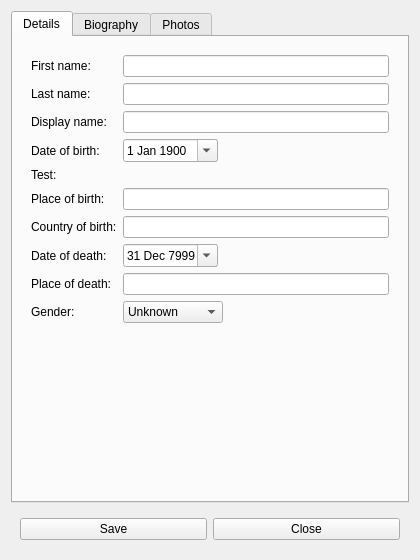
This is gui/dialogpersondetails.ui in martinvanzijl/genealogy-maker as Qt 5 draws it before an edit. The edited form follows.
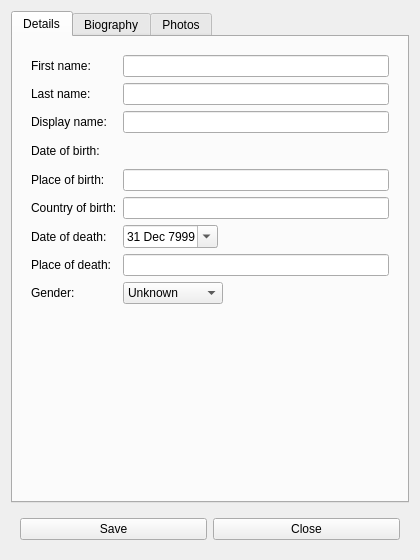
This is the edited form. Custom widgets are drawn as their Qt base class.

Commit message: Use new date widget.

What changed in the file:
```diff
--- a/gui/dialogpersondetails.ui
+++ b/gui/dialogpersondetails.ui
@@ -39,6 +39,26 @@
           <property name="fieldGrowthPolicy">
            <enum>QFormLayout::ExpandingFieldsGrow</enum>
           </property>
+          <item row="0" column="0">
+           <widget class="QLabel" name="labelFirstName">
+            <property name="text">
+             <string>First name:</string>
+            </property>
+           </widget>
+          </item>
+          <item row="0" column="1">
+           <widget class="QLineEdit" name="lineEditFirstName"/>
+          </item>
+          <item row="1" column="0">
+           <widget class="QLabel" name="labelLastName">
+            <property name="text">
+             <string>Last name:</string>
+            </property>
+           </widget>
+          </item>
+          <item row="1" column="1">
+           <widget class="QLineEdit" name="lineEditLastName"/>
+          </item>
           <item row="2" column="0">
            <widget class="QLabel" name="labelName">
             <property name="text">
@@ -57,29 +77,25 @@
             <property name="text">
              <string>Date of birth:</string>
             </property>
-            <property name="buddy">
-             <cstring>dateEditBirth</cstring>
-            </property>
            </widget>
           </item>
           <item row="3" column="1">
-           <widget class="QDateEdit" name="dateEditBirth">
-            <property name="autoFillBackground">
-             <bool>false</bool>
+           <widget class="FormDatePicker" name="datePickerDateOfBirth" native="true">
+            <property name="sizePolicy">
+             <sizepolicy hsizetype="Expanding" vsizetype="Preferred">
+              <horstretch>0</horstretch>
+              <verstretch>0</verstretch>
+             </sizepolicy>
             </property>
-            <property name="calendarPopup">
-             <bool>true</bool>
-            </property>
-            <property name="date">
-             <date>
-              <year>1900</year>
-              <month>1</month>
-              <day>1</day>
-             </date>
+            <property name="minimumSize">
+             <size>
+              <width>0</width>
+              <height>24</height>
+             </size>
             </property>
            </widget>
           </item>
-          <item row="5" column="0">
+          <item row="4" column="0">
            <widget class="QLabel" name="labelPlaceOfBirth">
             <property name="text">
              <string>Place of birth:</string>
@@ -89,10 +105,10 @@
             </property>
            </widget>
           </item>
-          <item row="5" column="1">
+          <item row="4" column="1">
            <widget class="QLineEdit" name="lineEditPlaceOfBirth"/>
           </item>
-          <item row="6" column="0">
+          <item row="5" column="0">
            <widget class="QLabel" name="labelCountryOfBirth">
             <property name="text">
              <string>Country of birth:</string>
@@ -102,7 +118,10 @@
             </property>
            </widget>
           </item>
-          <item row="7" column="0">
+          <item row="5" column="1">
+           <widget class="QLineEdit" name="lineEditCountryOfBirth"/>
+          </item>
+          <item row="6" column="0">
            <widget class="QLabel" name="labelDateOfDeath">
             <property name="text">
              <string>Date of death:</string>
@@ -112,7 +131,7 @@
             </property>
            </widget>
           </item>
-          <item row="7" column="1">
+          <item row="6" column="1">
            <widget class="QDateEdit" name="dateEditDeath">
             <property name="calendarPopup">
              <bool>true</bool>
@@ -126,7 +145,7 @@
             </property>
            </widget>
           </item>
-          <item row="8" column="0">
+          <item row="7" column="0">
            <widget class="QLabel" name="labelPlaceOfDeath">
             <property name="text">
              <string>Place of death:</string>
@@ -136,40 +155,17 @@
             </property>
            </widget>
           </item>
-          <item row="8" column="1">
+          <item row="7" column="1">
            <widget class="QLineEdit" name="lineEditPlaceOfDeath"/>
           </item>
-          <item row="6" column="1">
-           <widget class="QLineEdit" name="lineEditCountryOfBirth"/>
-          </item>
-          <item row="0" column="0">
-           <widget class="QLabel" name="labelFirstName">
-            <property name="text">
-             <string>First name:</string>
-            </property>
-           </widget>
-          </item>
-          <item row="0" column="1">
-           <widget class="QLineEdit" name="lineEditFirstName"/>
-          </item>
-          <item row="1" column="0">
-           <widget class="QLabel" name="labelLastName">
-            <property name="text">
-             <string>Last name:</string>
-            </property>
-           </widget>
-          </item>
-          <item row="1" column="1">
-           <widget class="QLineEdit" name="lineEditLastName"/>
-          </item>
-          <item row="9" column="0">
+          <item row="8" column="0">
            <widget class="QLabel" name="labelGender">
             <property name="text">
              <string>Gender:</string>
             </property>
            </widget>
           </item>
-          <item row="9" column="1">
+          <item row="8" column="1">
            <widget class="QComboBox" name="comboBoxGender">
             <property name="sizePolicy">
              <sizepolicy hsizetype="Preferred" vsizetype="Fixed">
@@ -203,23 +199,6 @@
             </item>
            </widget>
           </item>
-          <item row="4" column="0">
-           <widget class="QLabel" name="labelTest">
-            <property name="text">
-             <string>Test:</string>
-            </property>
-           </widget>
-          </item>
-          <item row="4" column="1">
-           <widget class="FormDatePicker" name="widgetTest" native="true">
-            <property name="sizePolicy">
-             <sizepolicy hsizetype="Expanding" vsizetype="Preferred">
-              <horstretch>0</horstretch>
-              <verstretch>0</verstretch>
-             </sizepolicy>
-            </property>
-           </widget>
-          </item>
          </layout>
         </widget>
        </item>
```
Left out of the diff: 1 changed line with no effect on the pictures. The commit also changes 3 other files.
